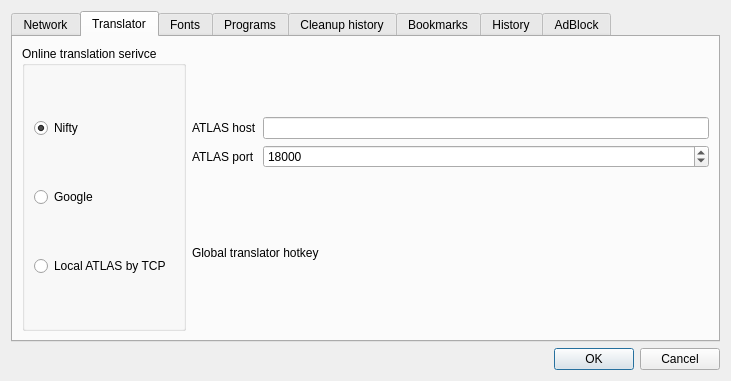
Above: settingsdlg.ui from kernel1024/jpreader before the change. Below: the same form after it.
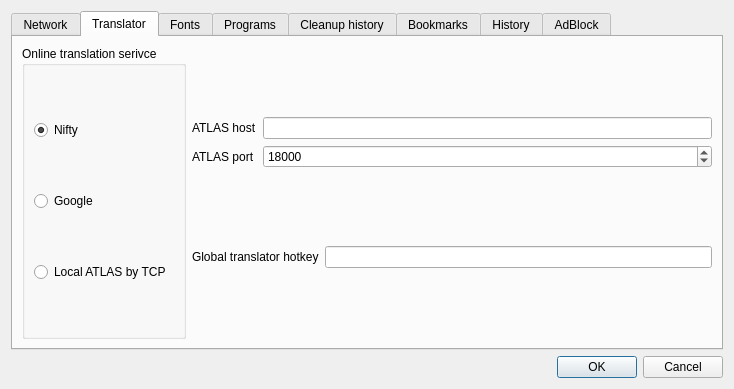
That is the form after the change. The open tabs and pages were chosen to show the change. Custom widgets are drawn as their Qt base class.

Diff of the .ui file:
```diff
--- a/settingsdlg.ui
+++ b/settingsdlg.ui
@@ -6,8 +6,8 @@
    <rect>
     <x>0</x>
     <y>0</y>
-    <width>731</width>
-    <height>381</height>
+    <width>734</width>
+    <height>389</height>
    </rect>
   </property>
   <property name="windowTitle">
@@ -321,7 +321,7 @@
             </widget>
            </item>
            <item>
-            <widget class="KKeySequenceWidget" name="gctxHotkey"/>
+            <widget class="QHotkeyEdit" name="gctxHotkey"/>
            </item>
           </layout>
          </item>
@@ -894,9 +894,9 @@
  </widget>
  <customwidgets>
   <customwidget>
-   <class>KKeySequenceWidget</class>
-   <extends>QWidget</extends>
-   <header>kkeysequencewidget.h</header>
+   <class>QHotkeyEdit</class>
+   <extends>QLineEdit</extends>
+   <header location="global">specwidgets.h</header>
   </customwidget>
  </customwidgets>
  <tabstops>
```
Left out of the diff: 2 changed lines with no effect on the pictures.
